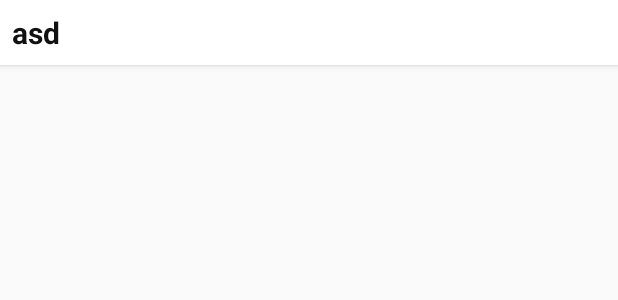
After one commit to SammyJankis/FlightSearch, an Android app: the layout card_trip.xml on its own in the app's theme, with its tools: preview values and no code run, on a phone screen of 412 x 824 dp. The commit adds this screen. Shown: the top 300 px of the screen. Run offline under Robolectric (Android 15) with nearby library versions, the phone set to English and light mode, and no system bars.

Commit message:
Added TripAdapter and basic card

```diff
--- a/app/src/main/res/layout/activity_result.xml
+++ b/app/src/main/res/layout/activity_result.xml
@@ -18,6 +18,7 @@
         </android.support.design.widget.AppBarLayout>
 
         <android.support.v7.widget.RecyclerView
+            android:id="@+id/rv_flights"
             android:layout_width="match_parent"
             android:layout_height="match_parent"
             app:layout_behavior="@string/appbar_scrolling_view_behavior"
--- /dev/null
+++ b/app/src/main/res/layout/card_trip.xml
@@ -0,0 +1,34 @@
+<?xml version="1.0" encoding="utf-8"?>
+<android.support.v7.widget.CardView xmlns:android="http://schemas.android.com/apk/res/android"
+    xmlns:card_view="http://schemas.android.com/apk/res-auto"
+    android:id="@+id/card_view"
+    android:layout_width="match_parent"
+    android:layout_height="wrap_content"
+    card_view:cardBackgroundColor="@android:color/white"
+    card_view:cardCornerRadius="@dimen/card_corner_radius"
+    card_view:cardElevation="@dimen/card_elevation"
+    card_view:cardMaxElevation="@dimen/card_elevation"
+    card_view:cardPreventCornerOverlap="true"
+    card_view:cardUseCompatPadding="false"
+    card_view:paddingEnd="@dimen/material_space_between_content_areas"
+    card_view:paddingStart="@dimen/material_space_between_content_areas">
+
+    <LinearLayout
+        android:id="@+id/layout_content"
+        android:layout_width="match_parent"
+        android:layout_height="wrap_content"
+        android:orientation="horizontal">
+        <TextView
+            android:id="@+id/title"
+            android:layout_width="wrap_content"
+            android:layout_height="match_parent"
+            android:gravity=""
+            android:padding="@dimen/material_space_between_content_areas"
+            android:text="asd"
+            android:textColor="@color/colorAccent"
+            android:textSize="@dimen/material_text_title"
+            android:textStyle="bold" />
+
+    </LinearLayout>
+
+</android.support.v7.widget.CardView>
--- a/app/src/main/res/values/dimens.xml
+++ b/app/src/main/res/values/dimens.xml
@@ -18,5 +18,8 @@
     <dimen name="material_text_display3">56sp</dimen>
     <dimen name="material_text_display4">112sp</dimen>
 
+    <dimen name="card_corner_radius">0dp</dimen>
+    <dimen name="card_elevation">3dp</dimen>
+
 
 </resources>
```
Also changed, not shown: app/src/main/java/com/arturoguillen/flightsearch/entities/client/Trip.java (+68 -0 lines), app/src/main/java/com/arturoguillen/flightsearch/view/result/TripCard.java (added, +37 -0 lines), app/src/main/java/com/arturoguillen/flightsearch/view/result/TripsAdapter.java (added, +43 -0 lines).
